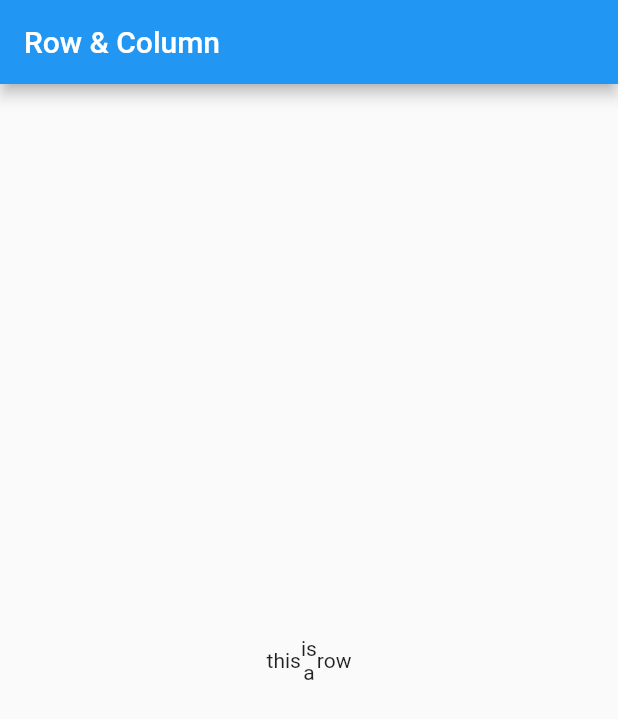
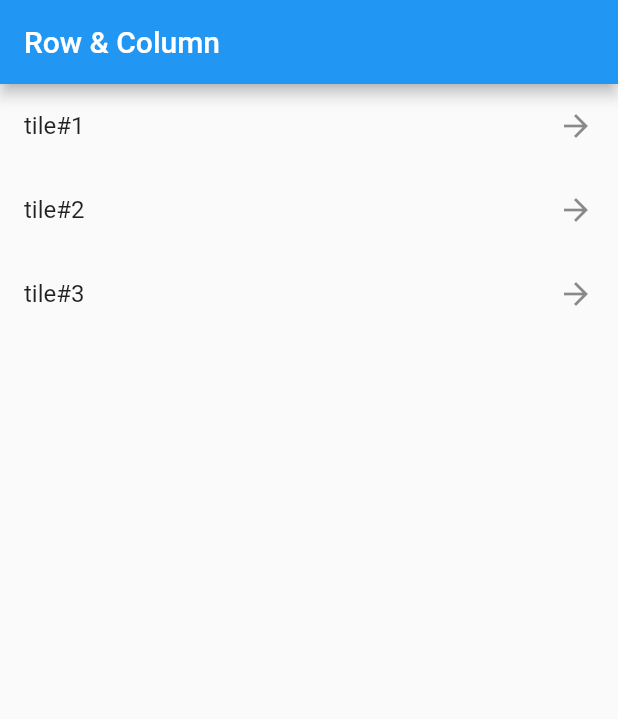
Before and after one commit to sinistra/flutter_widgets, a Flutter app: the screen it shows after launch, on a phone screen of 412 x 824 dp. Shown: the top 719 px of the screen. Run offline on Flutter 3.47's test engine with Material 2 defaults, Android fonts, the phone set to English and light mode, and no system bars.

Commit message:
list widget

```diff
--- a/lib/main.dart
+++ b/lib/main.dart
@@ -10,24 +10,25 @@ class FmtApp extends StatelessWidget {
     return MaterialApp(
       title: "MyApplication",
       home: new Scaffold(
-        appBar: new AppBar(
-          title: new Text('Row & Column'),
-        ),
-        body: new Row(
-          mainAxisAlignment: MainAxisAlignment.center,
-          children: <Widget>[
-            new Text('this'),
-            new Column(
-              mainAxisAlignment: MainAxisAlignment.center,
-              children: <Widget>[
-                new Text('is'),
-                new Text('a'),
-              ],
-            ),
-            new Text('row'),
-          ],
-        ),
-      ),
+          appBar: new AppBar(
+            title: new Text('Row & Column'),
+          ),
+          body: new ListView(
+            children: <Widget>[
+              new ListTile(
+                title: new Text('tile#1'),
+                trailing: new Icon(Icons.arrow_forward),
+              ),
+              new ListTile(
+                title: new Text('tile#2'),
+                trailing: new Icon(Icons.arrow_forward),
+              ),
+              new ListTile(
+                title: new Text('tile#3'),
+                trailing: new Icon(Icons.arrow_forward),
+              ),
+            ],
+          )),
     );
   }
 }
```
